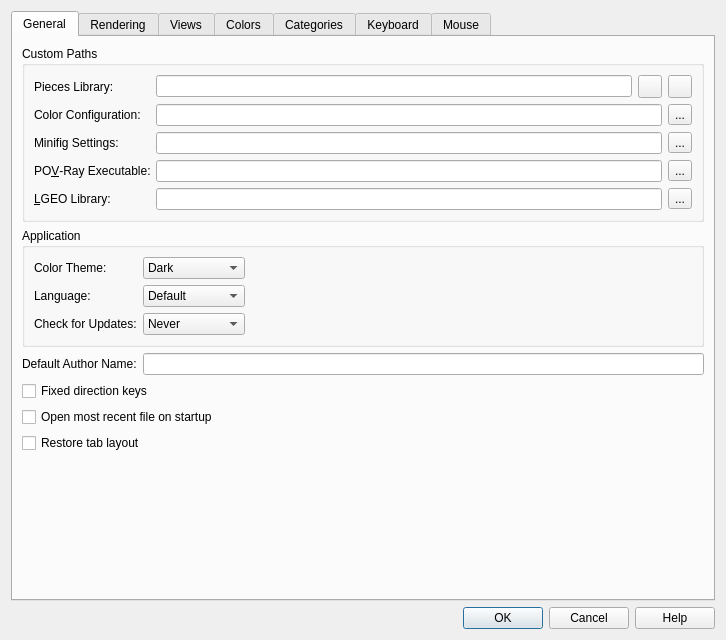
First picture: the form in qt/lc_qpreferencesdialog.ui, repository leozide/leocad, before the edit.
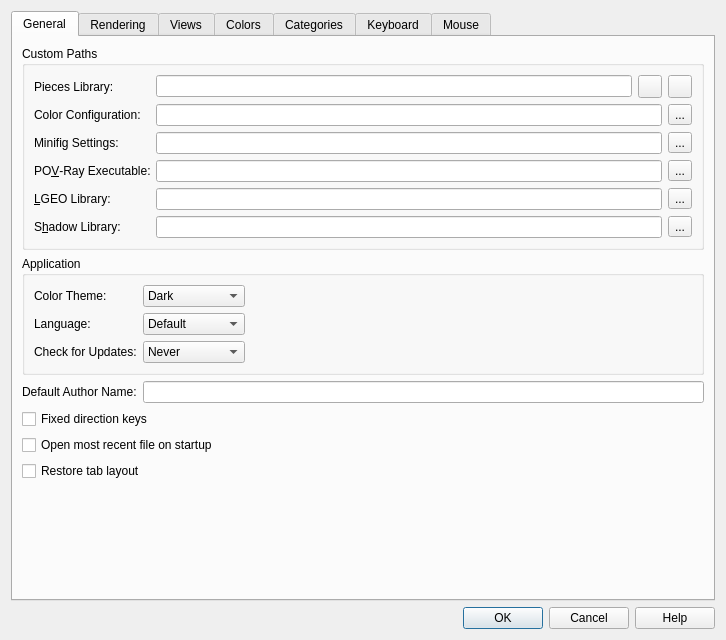
Second picture: the form after the edit. Icons and pictures are not drawn.

Commit message:
Add a Preferences setting for the shadow library
The shadow library could only be set with --shadow-library on each start.

The shadow library folder is now a setting under Custom Paths, saved in the
profile and used at startup; --shadow-library still overrides it. Unlike the
pieces library it can be changed while running: the connection points are
read again from the new folder, and a folder without a shadow library gives
a warning. An empty path leaves parts without connection points instead of
searching the current folder.

The edit to the form file:
```diff
--- a/qt/lc_qpreferencesdialog.ui
+++ b/qt/lc_qpreferencesdialog.ui
@@ -400,6 +400,43 @@
             </item>
            </layout>
           </item>
+          <item row="5" column="0">
+           <widget class="QLabel" name="ShadowLibraryLabel">
+            <property name="toolTip">
+             <string>Set the LDCad shadow library folder used to find connections between pieces, or leave empty to use none.</string>
+            </property>
+            <property name="text">
+             <string>S&amp;hadow Library:</string>
+            </property>
+            <property name="buddy">
+             <cstring>ShadowLibraryEdit</cstring>
+            </property>
+           </widget>
+          </item>
+          <item row="5" column="1">
+           <layout class="QHBoxLayout" name="ShadowLibraryLayout">
+            <item>
+             <widget class="QLineEdit" name="ShadowLibraryEdit">
+              <property name="accessibleName">
+               <string>Shadow Library</string>
+              </property>
+              <property name="toolTip">
+               <string>Set the LDCad shadow library folder used to find connections between pieces, or leave empty to use none.</string>
+              </property>
+             </widget>
+            </item>
+            <item>
+             <widget class="QToolButton" name="ShadowLibraryBrowseButton">
+              <property name="toolTip">
+               <string>Choose the LDCad shadow library folder.</string>
+              </property>
+              <property name="text">
+               <string>...</string>
+              </property>
+             </widget>
+            </item>
+           </layout>
+          </item>
          </layout>
         </widget>
        </item>
```
Left out of the diff: 2 changed lines with no effect on the pictures. The commit also changes 15 other files.
